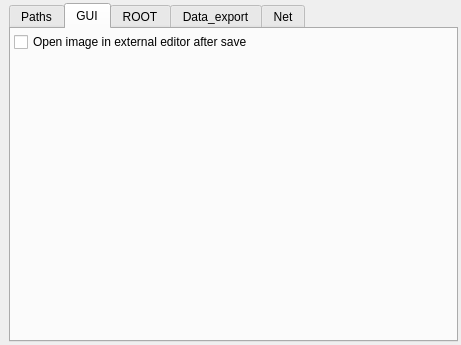
This is ants3bundle/src/ants3/gui/aglobsetwindow.ui in andrmor/ANTS3bundle as Qt 5 draws it before an edit. The edited form follows.
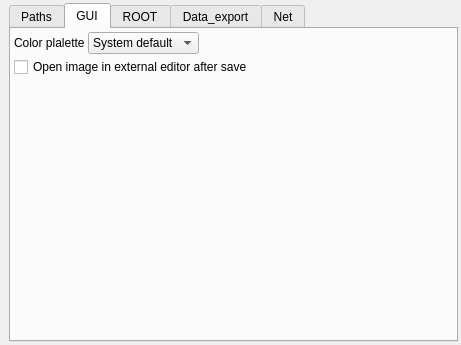
This is the edited form. The open tabs and pages were chosen to show the change.

```diff
--- a/ants3bundle/src/ants3/gui/aglobsetwindow.ui
+++ b/ants3bundle/src/ants3/gui/aglobsetwindow.ui
@@ -261,6 +261,58 @@
         <property name="bottomMargin">
          <number>3</number>
         </property>
+        <item>
+         <layout class="QHBoxLayout" name="horizontalLayout_9">
+          <property name="topMargin">
+           <number>0</number>
+          </property>
+          <item>
+           <widget class="QLabel" name="label_2">
+            <property name="text">
+             <string>Color plalette</string>
+            </property>
+           </widget>
+          </item>
+          <item>
+           <widget class="QComboBox" name="cobColorPalette">
+            <property name="sizePolicy">
+             <sizepolicy hsizetype="Minimum" vsizetype="Fixed">
+              <horstretch>0</horstretch>
+              <verstretch>0</verstretch>
+             </sizepolicy>
+            </property>
+            <item>
+             <property name="text">
+              <string>System default</string>
+             </property>
+            </item>
+            <item>
+             <property name="text">
+              <string>Light theme</string>
+             </property>
+            </item>
+            <item>
+             <property name="text">
+              <string>Dark theme</string>
+             </property>
+            </item>
+           </widget>
+          </item>
+          <item>
+           <spacer name="horizontalSpacer_3">
+            <property name="orientation">
+             <enum>Qt::Horizontal</enum>
+            </property>
+            <property name="sizeHint" stdset="0">
+             <size>
+              <width>40</width>
+              <height>20</height>
+             </size>
+            </property>
+           </spacer>
+          </item>
+         </layout>
+        </item>
         <item>
          <widget class="QCheckBox" name="cbOpenImageExternalEditor">
           <property name="text">
```
